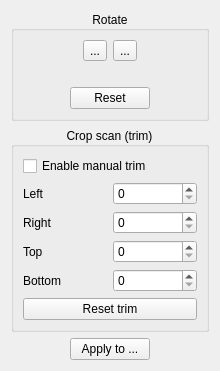
Above: src/core/filters/fix_orientation/OptionsWidget.ui from ScanTailor-Advanced/scantailor-advanced before the change. Below: the same form after it.
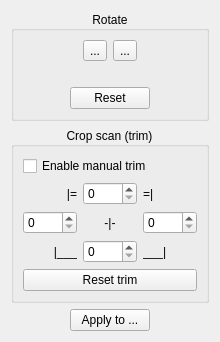
That is the form after the change. Icons and pictures are not drawn. Custom widgets are drawn as their Qt base class.

Commit message:
fix(fix-orientation): improve trim UI layout and margin clamping
Use a spatial 3x3 crucifix layout for trim spinboxes (per review on #130),
redistribute excess left/right and top/bottom evenly in ImageTrim::toInnerRect,
and tie opposite spin maximums so panel values match the preview rect.

What changed in the file:
```diff
--- a/src/core/filters/fix_orientation/OptionsWidget.ui
+++ b/src/core/filters/fix_orientation/OptionsWidget.ui
@@ -184,60 +184,82 @@
        </widget>
       </item>
       <item>
-       <layout class="QGridLayout">
+       <layout class="QGridLayout" name="trimGridLayout">
         <item row="0" column="0">
-         <widget class="QLabel" name="labelTrimLeft">
+         <widget class="QLabel" name="labelTrimTopLeft">
           <property name="text">
-           <string>Left</string>
+           <string notr="true">|=</string>
+          </property>
+          <property name="alignment">
+           <set>Qt::AlignRight|Qt::AlignVCenter</set>
           </property>
          </widget>
         </item>
         <item row="0" column="1">
-         <widget class="QSpinBox" name="trimLeftSpin">
-          <property name="maximum">
-           <number>999999</number>
+         <widget class="QSpinBox" name="trimTopSpin">
+          <property name="minimum">
+           <number>0</number>
+          </property>
+         </widget>
+        </item>
+        <item row="0" column="2">
+         <widget class="QLabel" name="labelTrimTopRight">
+          <property name="text">
+           <string notr="true">=|</string>
+          </property>
+          <property name="alignment">
+           <set>Qt::AlignLeft|Qt::AlignVCenter</set>
           </property>
          </widget>
         </item>
         <item row="1" column="0">
-         <widget class="QLabel" name="labelTrimRight">
-          <property name="text">
-           <string>Right</string>
+         <widget class="QSpinBox" name="trimLeftSpin">
+          <property name="minimum">
+           <number>0</number>
           </property>
          </widget>
         </item>
         <item row="1" column="1">
+         <widget class="QLabel" name="labelTrimCenter">
+          <property name="text">
+           <string notr="true">-|-</string>
+          </property>
+          <property name="alignment">
+           <set>Qt::AlignCenter</set>
+          </property>
+         </widget>
+        </item>
+        <item row="1" column="2">
          <widget class="QSpinBox" name="trimRightSpin">
-          <property name="maximum">
-           <number>999999</number>
+          <property name="minimum">
+           <number>0</number>
           </property>
          </widget>
         </item>
         <item row="2" column="0">
-         <widget class="QLabel" name="labelTrimTop">
+         <widget class="QLabel" name="labelTrimBottomLeft">
           <property name="text">
-           <string>Top</string>
+           <string notr="true">|___</string>
+          </property>
+          <property name="alignment">
+           <set>Qt::AlignRight|Qt::AlignVCenter</set>
           </property>
          </widget>
         </item>
         <item row="2" column="1">
-         <widget class="QSpinBox" name="trimTopSpin">
-          <property name="maximum">
-           <number>999999</number>
-          </property>
-         </widget>
-        </item>
-        <item row="3" column="0">
-         <widget class="QLabel" name="labelTrimBottom">
-          <property name="text">
-           <string>Bottom</string>
-          </property>
-         </widget>
-        </item>
-        <item row="3" column="1">
          <widget class="QSpinBox" name="trimBottomSpin">
-          <property name="maximum">
-           <number>999999</number>
+          <property name="minimum">
+           <number>0</number>
+          </property>
+         </widget>
+        </item>
+        <item row="2" column="2">
+         <widget class="QLabel" name="labelTrimBottomRight">
+          <property name="text">
+           <string notr="true">___|</string>
+          </property>
+          <property name="alignment">
+           <set>Qt::AlignLeft|Qt::AlignVCenter</set>
           </property>
          </widget>
         </item>
```
The commit also changes 3 other files.
